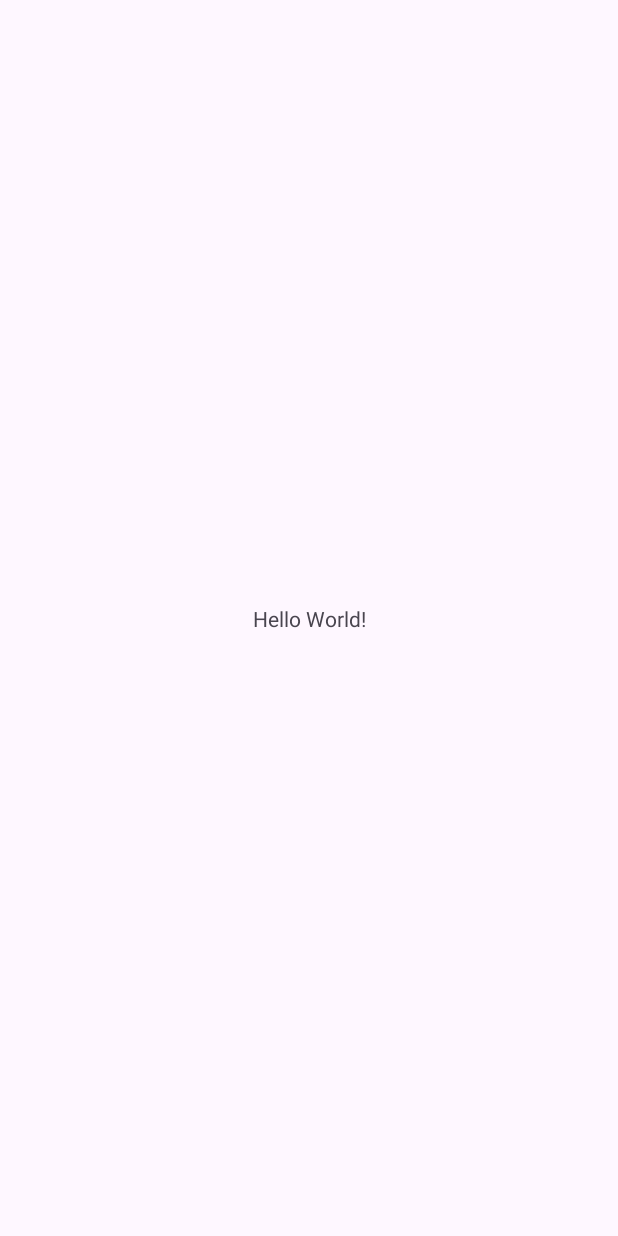
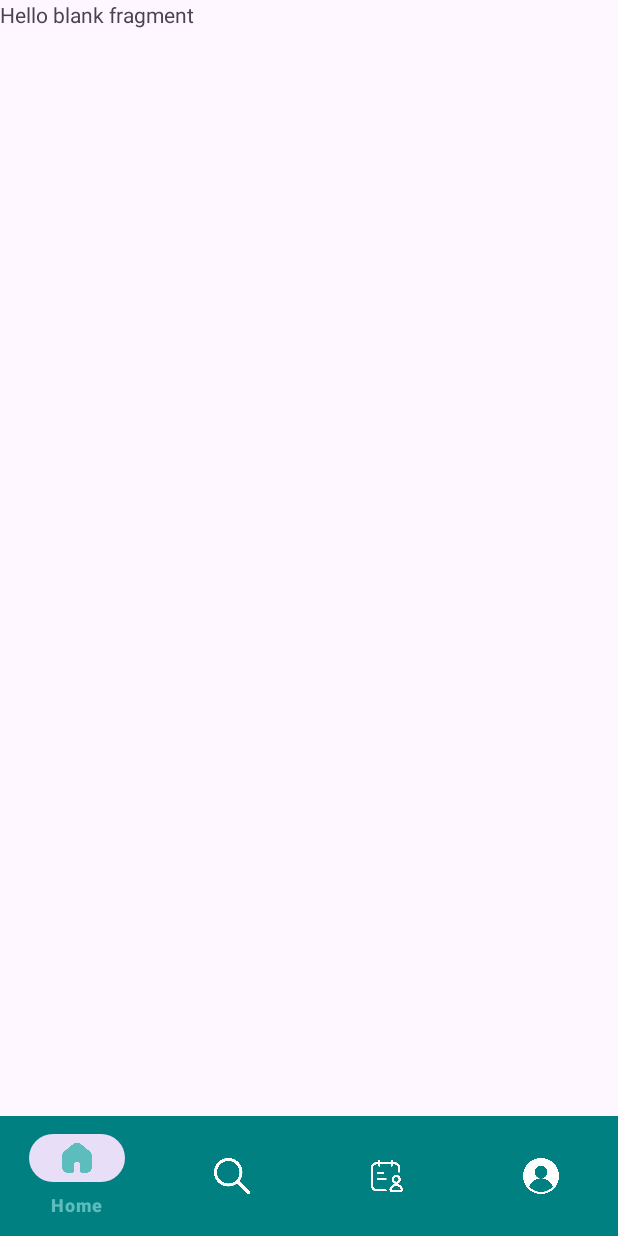
Before and after one commit to kunj-99/trueheal, an Android app: the screen it shows after launch (MainActivity), on a phone screen of 412 x 824 dp. Before the commit the screen is almost empty. Run offline under Robolectric (Android 15) with nearby library versions, the phone set to English and light mode, and no system bars.

Commit message:
Fragments

```diff
--- a/app/src/main/java/com/infowave/trueheal/MainActivity.java
+++ b/app/src/main/java/com/infowave/trueheal/MainActivity.java
@@ -1,24 +1,78 @@
 package com.infowave.trueheal;
 
 import android.os.Bundle;
+import android.view.MenuItem;
 
-import androidx.activity.EdgeToEdge;
+import androidx.annotation.NonNull;
 import androidx.appcompat.app.AppCompatActivity;
-import androidx.core.graphics.Insets;
-import androidx.core.view.ViewCompat;
-import androidx.core.view.WindowInsetsCompat;
+import androidx.viewpager.widget.ViewPager;
+
+import com.google.android.material.bottomnavigation.BottomNavigationView;
+import com.infowave.trueheal.adapter.ViewPagerAdapter;
 
 public class MainActivity extends AppCompatActivity {
+
+    ViewPager vp;
+    BottomNavigationView btn;
 
     @Override
     protected void onCreate(Bundle savedInstanceState) {
         super.onCreate(savedInstanceState);
-        EdgeToEdge.enable(this);
         setContentView(R.layout.activity_main);
-        ViewCompat.setOnApplyWindowInsetsListener(findViewById(R.id.main), (v, insets) -> {
-            Insets systemBars = insets.getInsets(WindowInsetsCompat.Type.systemBars());
-            v.setPadding(systemBars.left, systemBars.top, systemBars.right, systemBars.bottom);
-            return insets;
+
+        vp = findViewById(R.id.vp);
+        btn = findViewById(R.id.bottem);
+
+        // Set up the ViewPager with the Adapter
+        ViewPagerAdapter adapter = new ViewPagerAdapter(getSupportFragmentManager());
+        vp.setAdapter(adapter);
+
+        // Set BottomNavigationView item selection listener
+        btn.setOnNavigationItemSelectedListener(new BottomNavigationView.OnNavigationItemSelectedListener() {
+            @Override
+            public boolean onNavigationItemSelected(@NonNull MenuItem item) {
+                int id = item.getItemId();
+                if (id == R.id.page_1) {
+                    vp.setCurrentItem(0);
+                    return true;
+                } else if (id == R.id.page_2) {
+                    vp.setCurrentItem(1);
+                    return true;
+                } else if (id == R.id.page_3) {
+                    vp.setCurrentItem(2);
+                    return true;
+                } else if (id == R.id.page_4) {
+                    vp.setCurrentItem(3);
+                    return true;
+                }
+                return false;
+            }
+        });
+
+        // Add PageChangeListener to update BottomNavigationView when page is swiped
+        vp.addOnPageChangeListener(new ViewPager.OnPageChangeListener() {
+            @Override
+            public void onPageScrolled(int position, float positionOffset, int positionOffsetPixels) {}
+
+            @Override
+            public void onPageSelected(int position) {
+                switch (position) {
+                    case 0:
+                        btn.setSelectedItemId(R.id.page_1);
+                        break;
+                    case 1:
+                        btn.setSelectedItemId(R.id.page_2);
+                        break;
+                    case 2:
+                        btn.setSelectedItemId(R.id.page_3);
+                        break;
+                    case 3:
+                        btn.setSelectedItemId(R.id.page_4);
+                        break;
+                }
+            }
+            @Override
+            public void onPageScrollStateChanged(int state) {}
         });
     }
 }
--- /dev/null
+++ b/app/src/main/java/com/infowave/trueheal/adapter/ViewPagerAdapter.java
@@ -0,0 +1,55 @@
+package com.infowave.trueheal.adapter;
+
+import androidx.annotation.NonNull;
+import androidx.annotation.Nullable;
+import androidx.fragment.app.Fragment;
+import androidx.fragment.app.FragmentManager;
+import androidx.fragment.app.FragmentPagerAdapter;
+
+// Import your fragments here:
+import com.infowave.trueheal.fragement.Home;
+import com.infowave.trueheal.fragment.Appointment;
+import com.infowave.trueheal.fragment.Profile;
+import com.infowave.trueheal.fragment.Search;;
+
+public class ViewPagerAdapter extends FragmentPagerAdapter {
+
+    public ViewPagerAdapter(@NonNull FragmentManager fm) {
+        super(fm);
+    }
+
+    @NonNull
+    @Override
+    public Fragment getItem(int position) {
+        switch (position) {
+            case 0:
+                return new Home();
+            case 1:
+                return new Search();
+            case 2:
+                return new Appointment();
+            default:
+                return new Profile();
+        }
+    }
+
+    @Override
+    public int getCount() {
+        return 4;
+    }
+
+    @Nullable
+    @Override
+    public CharSequence getPageTitle(int position) {
+        switch (position) {
+            case 0:
+                return "Home";
+            case 1:
+                return "Search";
+            case 2:
+                return "Appointment";
+            default:
+                return "Profile";
+        }
+    }
+}
--- /dev/null
+++ b/app/src/main/java/com/infowave/trueheal/fragment/Home.java
@@ -0,0 +1,66 @@
+package com.infowave.trueheal.fragement;
+
+import android.os.Bundle;
+
+import androidx.fragment.app.Fragment;
+
+import android.view.LayoutInflater;
+import android.view.View;
+import android.view.ViewGroup;
+
+import com.infowave.trueheal.R;
+
+/**
+ * A simple {@link Fragment} subclass.
+ * Use the {@link Home#newInstance} factory method to
+ * create an instance of this fragment.
+ */
+public class Home extends Fragment {
+
+    // TODO: Rename parameter arguments, choose names that match
+    // the fragment initialization parameters, e.g. ARG_ITEM_NUMBER
+    private static final String ARG_PARAM1 = "param1";
+    private static final String ARG_PARAM2 = "param2";
+
+    // TODO: Rename and change types of parameters
+    private String mParam1;
+    private String mParam2;
+
+    public Home() {
+        // Required empty public constructor
+    }
+
+    /**
+     * Use this factory method to create a new instance of
+     * this fragment using the provided parameters.
+     *
+     * @param param1 Parameter 1.
+     * @param param2 Parameter 2.
+     * @return A new instance of fragment Home.
+     */
+    // TODO: Rename and change types and number of parameters
+    public static Home newInstance(String param1, String param2) {
+        Home fragment = new Home();
+        Bundle args = new Bundle();
+        args.putString(ARG_PARAM1, param1);
+        args.putString(ARG_PARAM2, param2);
+        fragment.setArguments(args);
+        return fragment;
+    }
+
+    @Override
+    public void onCreate(Bundle savedInstanceState) {
+        super.onCreate(savedInstanceState);
+        if (getArguments() != null) {
+            mParam1 = getArguments().getString(ARG_PARAM1);
+            mParam2 = getArguments().getString(ARG_PARAM2);
+        }
+    }
+
+    @Override
+    public View onCreateView(LayoutInflater inflater, ViewGroup container,
+                             Bundle savedInstanceState) {
+        // Inflate the layout for this fragment
+        return inflater.inflate(R.layout.fragment_home, container, false);
+    }
+}
--- /dev/null
+++ b/app/src/main/java/com/infowave/trueheal/fragment/Search.java
@@ -0,0 +1,66 @@
+package com.infowave.trueheal.fragment;
+
+import android.os.Bundle;
+
+import androidx.fragment.app.Fragment;
+
+import android.view.LayoutInflater;
+import android.view.View;
+import android.view.ViewGroup;
+
+import com.infowave.trueheal.R;
+
+/**
+ * A simple {@link Fragment} subclass.
+ * Use the {@link Search#newInstance} factory method to
+ * create an instance of this fragment.
+ */
+public class Search extends Fragment {
+
+    // TODO: Rename parameter arguments, choose names that match
+    // the fragment initialization parameters, e.g. ARG_ITEM_NUMBER
+    private static final String ARG_PARAM1 = "param1";
+    private static final String ARG_PARAM2 = "param2";
+
+    // TODO: Rename and change types of parameters
+    private String mParam1;
+    private String mParam2;
+
+    public Search() {
+        // Required empty public constructor
+    }
+
+    /**
+     * Use this factory method to create a new instance of
+     * this fragment using the provided parameters.
+     *
+     * @param param1 Parameter 1.
+     * @param param2 Parameter 2.
+     * @return A new instance of fragment Search.
+     */
+    // TODO: Rename and change types and number of parameters
+    public static Search newInstance(String param1, String param2) {
+        Search fragment = new Search();
+        Bundle args = new Bundle();
+        args.putString(ARG_PARAM1, param1);
+        args.putString(ARG_PARAM2, param2);
+        fragment.setArguments(args);
+        return fragment;
+    }
+
+    @Override
+    public void onCreate(Bundle savedInstanceState) {
+        super.onCreate(savedInstanceState);
+        if (getArguments() != null) {
+            mParam1 = getArguments().getString(ARG_PARAM1);
+            mParam2 = getArguments().getString(ARG_PARAM2);
+        }
+    }
+
+    @Override
+    public View onCreateView(LayoutInflater inflater, ViewGroup container,
+                             Bundle savedInstanceState) {
+        // Inflate the layout for this fragment
+        return inflater.inflate(R.layout.fragment_search, container, false);
+    }
+}
--- /dev/null
+++ b/app/src/main/res/color/nav_item_color.xml
@@ -0,0 +1,5 @@
+<?xml version="1.0" encoding="utf-8"?>
+<selector xmlns:android="http://schemas.android.com/apk/res/android">
+    <item android:color="#5DBDBD" android:state_checked="true" />
+    <item android:color="@color/unselectedColor" android:state_checked="false" />
+</selector>
--- a/app/src/main/res/layout/activity_main.xml
+++ b/app/src/main/res/layout/activity_main.xml
@@ -1,19 +1,27 @@
 <?xml version="1.0" encoding="utf-8"?>
-<androidx.constraintlayout.widget.ConstraintLayout xmlns:android="http://schemas.android.com/apk/res/android"
+<LinearLayout xmlns:android="http://schemas.android.com/apk/res/android"
     xmlns:app="http://schemas.android.com/apk/res-auto"
     xmlns:tools="http://schemas.android.com/tools"
-    android:id="@+id/main"
     android:layout_width="match_parent"
     android:layout_height="match_parent"
-    tools:context=".MainActivity">
+    tools:context=".MainActivity"
+    android:orientation="vertical">
 
-    <TextView
-        android:layout_width="wrap_content"
+    <androidx.viewpager.widget.ViewPager
+        android:id="@+id/vp"
+        android:layout_width="match_parent"
+        android:layout_height="0dp"
+        android:layout_weight="1" />
+
+    <com.google.android.material.bottomnavigation.BottomNavigationView
+        android:id="@+id/bottem"
+        android:layout_width="match_parent"
         android:layout_height="wrap_content"
-        android:text="Hello World!"
-        app:layout_constraintBottom_toBottomOf="parent"
-        app:layout_constraintEnd_toEndOf="parent"
-        app:layout_constraintStart_toStartOf="parent"
-        app:layout_constraintTop_toTopOf="parent" />
+        android:background="@color/bottem"
+        app:itemBackground="@color/bottem"
 
-</androidx.constraintlayout.widget.ConstraintLayout>
+        app:itemIconTint="@color/nav_item_color"
+        app:itemTextColor="@color/nav_item_color"
+        app:menu="@menu/menu" />
+
+</LinearLayout>
--- /dev/null
+++ b/app/src/main/res/layout/fragment_home.xml
@@ -0,0 +1,14 @@
+<?xml version="1.0" encoding="utf-8"?>
+<FrameLayout xmlns:android="http://schemas.android.com/apk/res/android"
+    xmlns:tools="http://schemas.android.com/tools"
+    android:layout_width="match_parent"
+    android:layout_height="match_parent"
+    tools:context=".fragement.Home">
+
+    <!-- TODO: Update blank fragment layout -->
+    <TextView
+        android:layout_width="match_parent"
+        android:layout_height="match_parent"
+        android:text="@string/hello_blank_fragment" />
+
+</FrameLayout>
--- /dev/null
+++ b/app/src/main/res/menu/menu.xml
@@ -0,0 +1,21 @@
+<?xml version="1.0" encoding="utf-8"?>
+<menu xmlns:android="http://schemas.android.com/apk/res/android">
+
+    <item
+        android:id="@+id/page_1"
+        android:title="Home"
+        android:icon="@drawable/bottomhome" />
+    <item
+        android:id="@+id/page_2"
+        android:title="Search"
+        android:icon="@drawable/bottomsearch" />
+    <item
+        android:id="@+id/page_3"
+        android:title="My Appointment"
+        android:icon="@drawable/bottomappointment" />
+    <item
+        android:id="@+id/page_4"
+        android:title="profile"
+        android:icon="@drawable/bottomprofile" />
+
+</menu>
--- a/app/src/main/res/values/colors.xml
+++ b/app/src/main/res/values/colors.xml
@@ -2,4 +2,15 @@
 <resources>
     <color name="black">#FF000000</color>
     <color name="white">#FFFFFFFF</color>
+
+    <color name="colorPrimaryDark">#3700B3</color>
+    <color name="bottem">#008080</color>
+
+
+    <color name="error_color">#B00020</color> <!-- Red for error messages -->
+    <color name="success_color">#4CAF50</color> <!-- Green for success notifications -->
+    <color name="selectedColor">#FF0000</color> <!-- Red color when selected -->
+    <color name="unselectedColor">#FFFFFF</color>
+
+
 </resources>
--- a/app/src/main/res/values/strings.xml
+++ b/app/src/main/res/values/strings.xml
@@ -1,3 +1,5 @@
 <resources>
     <string name="app_name">trueheal</string>
+    <!-- TODO: Remove or change this placeholder text -->
+    <string name="hello_blank_fragment">Hello blank fragment</string>
 </resources>
```
Also changed, not shown: app/build.gradle.kts (+8 -19 lines), app/src/main/java/com/infowave/trueheal/fragment/Appointment.java (added, +66 -0 lines), app/src/main/java/com/infowave/trueheal/fragment/Profile.java (added, +66 -0 lines), app/src/main/res/layout/fragment_appointment.xml (added, +14 -0 lines), app/src/main/res/layout/fragment_profile.xml (added, +14 -0 lines), app/src/main/res/layout/fragment_search.xml (added, +14 -0 lines), app/src/main/res/drawable/bottomappointment.png (added), app/src/main/res/drawable/bottomhome.png (added), app/src/main/res/drawable/bottomprofile.png (added), app/src/main/res/drawable/bottomsearch.png (added).
